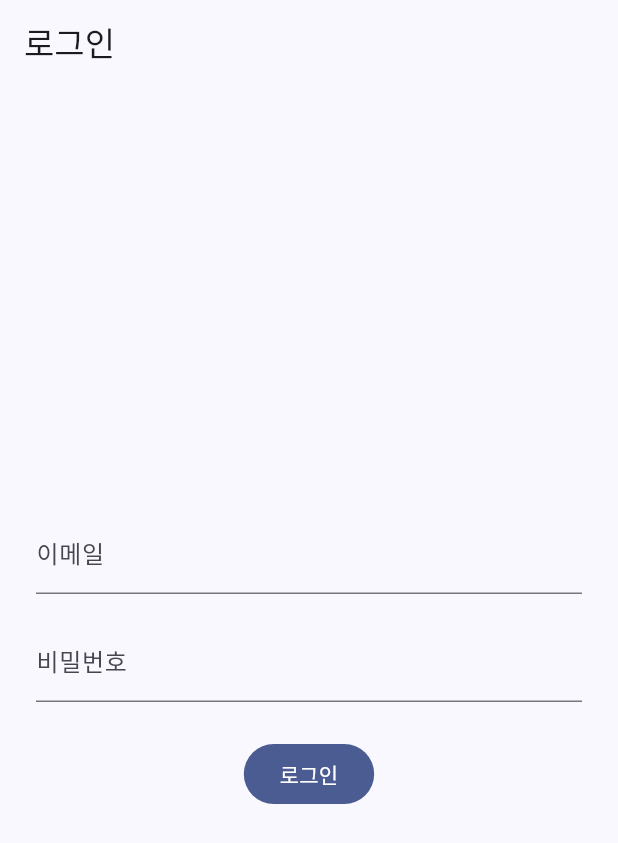
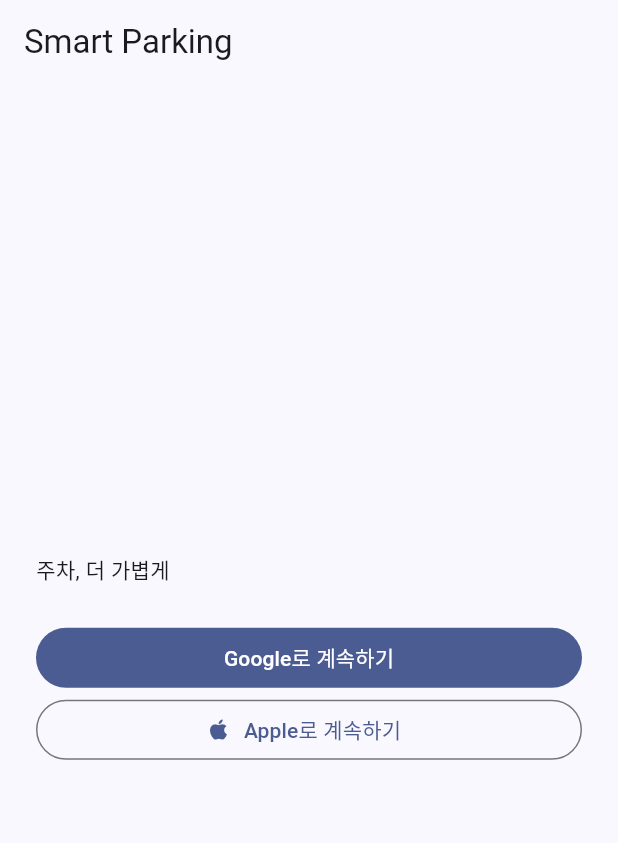
Before and after one commit to DongjuLee0528/smart-parking-platform, a Flutter app: the screen it shows after launch, on a phone screen of 412 x 824 dp. Shown: the top 843 px of the screen. Run offline on Flutter 3.47's test engine with Material 3 defaults, Android fonts, the phone set to English and light mode, and no system bars; our stand-ins replace dio, firebase_auth, firebase_core, flutter_riverpod, google_sign_in; accounts and stored records are empty.

Commit message:
Add Google and Apple sign-in with service account verification

```diff
--- a/app/lib/features/authentication/presentation/pages/login_page.dart
+++ b/app/lib/features/authentication/presentation/pages/login_page.dart
@@ -1,6 +1,8 @@
-import '../../../../shared/firebase/firebase_auth_boundary.dart';
 import 'package:firebase_auth/firebase_auth.dart';
 import 'package:flutter/material.dart';
+import 'package:google_sign_in/google_sign_in.dart';
+
+import '../../../../shared/firebase/firebase_auth_boundary.dart';
 
 class LoginPage extends StatefulWidget {
   const LoginPage({super.key, required this.auth});
@@ -11,31 +13,29 @@ class LoginPage extends StatefulWidget {
 }
 
 class _LoginPageState extends State<LoginPage> {
-  final _form = GlobalKey<FormState>();
-  final _email = TextEditingController();
-  final _password = TextEditingController();
   bool _busy = false;
   String? _error;
 
-  @override
-  void dispose() {
-    _email.dispose();
-    _password.dispose();
-    super.dispose();
-  }
-
-  Future<void> _signIn() async {
-    if (_busy || !_form.currentState!.validate()) return;
-    setState(() { _busy = true; _error = null; });
+  Future<void> _signIn(LoginProvider provider) async {
+    if (_busy) return;
+    setState(() {
+      _busy = true;
+      _error = null;
+    });
     try {
-      await widget.auth.signIn(_email.text.trim(), _password.text);
+      await widget.auth.signIn(provider);
+    } on GoogleSignInException catch (error) {
+      if (mounted && error.code != GoogleSignInExceptionCode.canceled) {
+        setState(() => _error = 'Google 로그인에 실패했습니다. 다시 시도해 주세요.');
+      }
     } on FirebaseAuthException catch (error) {
-      if (!mounted) return;
+      if (!mounted || error.code == 'web-context-canceled') return;
       setState(() => _error = switch (error.code) {
         'user-disabled' => '사용이 중지된 계정입니다.',
         'network-request-failed' => '네트워크 연결을 확인하고 다시 시도해 주세요.',
-        'too-many-requests' => '잠시 후 다시 시도해 주세요.',
-        _ => '로그인하지 못했습니다. 이메일과 비밀번호를 확인해 주세요.',
+        'account-exists-with-different-credential' =>
+          '이전에 사용한 로그인 방식으로 다시 시도해 주세요.',
+        _ => '로그인하지 못했습니다. 다시 시도해 주세요.',
       });
     } catch (_) {
       if (mounted) setState(() => _error = '로그인하지 못했습니다. 다시 시도해 주세요.');
@@ -47,44 +47,31 @@ class _LoginPageState extends State<LoginPage> {
   @override
   Widget build(BuildContext context) {
     return Scaffold(
-      appBar: AppBar(title: const Text('로그인')),
-      body: Center(child: SingleChildScrollView(
-        padding: const EdgeInsets.all(24),
-        child: ConstrainedBox(
-          constraints: const BoxConstraints(maxWidth: 400),
-          child: Form(key: _form, child: Column(
-            mainAxisSize: MainAxisSize.min,
+      appBar: AppBar(title: const Text('Smart Parking')),
+      body: Center(
+        child: SingleChildScrollView(
+          padding: const EdgeInsets.all(24),
+          child: Column(
+            crossAxisAlignment: CrossAxisAlignment.stretch,
             children: [
-              TextFormField(
-                controller: _email, enabled: !_busy,
-                decoration: const InputDecoration(labelText: '이메일'),
-                keyboardType: TextInputType.emailAddress,
-                autofillHints: const [AutofillHints.username],
-                validator: (value) => value != null &&
-                    RegExp(r'^[^\s@]+@[^\s@]+\.[^\s@]+$').hasMatch(value.trim())
-                    ? null : '이메일을 입력해 주세요.',
+              const Text('주차, 더 가볍게'),
+              const SizedBox(height: 24),
+              FilledButton(
+                onPressed: _busy ? null : () => _signIn(LoginProvider.google),
+                child: const Text('Google로 계속하기'),
               ),
-              const SizedBox(height: 16),
-              TextFormField(
-                controller: _password, enabled: !_busy, obscureText: true,
-                decoration: const InputDecoration(labelText: '비밀번호'),
-                autofillHints: const [AutofillHints.password],
-                onFieldSubmitted: (_) => _signIn(),
-                validator: (value) => value == null || value.isEmpty
-                    ? '비밀번호를 입력해 주세요.' : null,
+              OutlinedButton.icon(
+                onPressed: _busy ? null : () => _signIn(LoginProvider.apple),
+                icon: const Icon(Icons.apple),
+                label: const Text('Apple로 계속하기'),
               ),
-              const SizedBox(height: 24),
-              if (_error != null) Semantics(
-                liveRegion: true, child: Text(_error!),
-              ),
-              FilledButton(
-                onPressed: _busy ? null : _signIn,
-                child: Text(_busy ? '로그인 중…' : '로그인'),
-              ),
+              if (_busy) const LinearProgressIndicator(),
+              if (_error != null)
+                Semantics(liveRegion: true, child: Text(_error!)),
             ],
-          )),
+          ),
         ),
-      )),
+      ),
     );
   }
 }
--- a/app/lib/shared/firebase/firebase_auth_boundary.dart
+++ b/app/lib/shared/firebase/firebase_auth_boundary.dart
@@ -1,22 +1,44 @@
 import 'package:firebase_auth/firebase_auth.dart';
+import 'package:google_sign_in/google_sign_in.dart';
+
+enum LoginProvider { google, apple }
 
 abstract interface class FirebaseAuthBoundary {
   Stream<bool> authStateChanges();
-  Future<void> signIn(String email, String password);
+  Future<void> signIn(LoginProvider provider);
   Future<void> signOut();
   Future<String?> getIdToken({bool forceRefresh = false});
 }
 
 class FirebaseAuthentication implements FirebaseAuthBoundary {
   FirebaseAuth get _auth => FirebaseAuth.instance;
+  Future<void>? _googleInitialization;
 
   @override
   Stream<bool> authStateChanges() =>
       _auth.authStateChanges().map((user) => user != null);
 
   @override
-  Future<void> signIn(String email, String password) async {
-    await _auth.signInWithEmailAndPassword(email: email, password: password);
+  Future<void> signIn(LoginProvider provider) async {
+    if (provider == LoginProvider.apple) {
+      await _auth.signInWithProvider(AppleAuthProvider());
+      return;
+    }
+
+    const clientId = String.fromEnvironment('GOOGLE_SIGN_IN_CLIENT_ID');
+    const serverClientId =
+        String.fromEnvironment('GOOGLE_SIGN_IN_SERVER_CLIENT_ID');
+    final google = GoogleSignIn.instance;
+    await (_googleInitialization ??= google.initialize(
+      clientId: clientId.isEmpty ? null : clientId,
+      serverClientId: serverClientId.isEmpty ? null : serverClientId,
+    ));
+    final account = await google.authenticate();
+    final token = account.authentication.idToken;
+    if (token == null || token.isEmpty) {
+      throw StateError('Google did not return an ID token.');
+    }
+    await _auth.signInWithCredential(GoogleAuthProvider.credential(idToken: token));
   }
 
   @override
@@ -24,5 +46,5 @@ class FirebaseAuthentication implements FirebaseAuthBoundary {
 
   @override
   Future<String?> getIdToken({bool forceRefresh = false}) async =>
-      _auth.currentUser?.getIdToken(forceRefresh);
+      _auth.currentUser?.getIdToken(forceRefresh: forceRefresh);
 }
--- a/app/pubspec.yaml
+++ b/app/pubspec.yaml
@@ -39,6 +39,7 @@ dependencies:
   dio: ^5.11.1
   firebase_core: ^4.14.0
   firebase_auth: ^6.6.1
+  google_sign_in: ^7.2.0
   firebase_messaging: ^16.6.0
   flutter_secure_storage: ^11.0.0
   geolocator: ^14.0.3
```
Also changed, not shown: app/lib/main.dart (+76 -2 lines), app/pubspec.lock, 5 other files.
